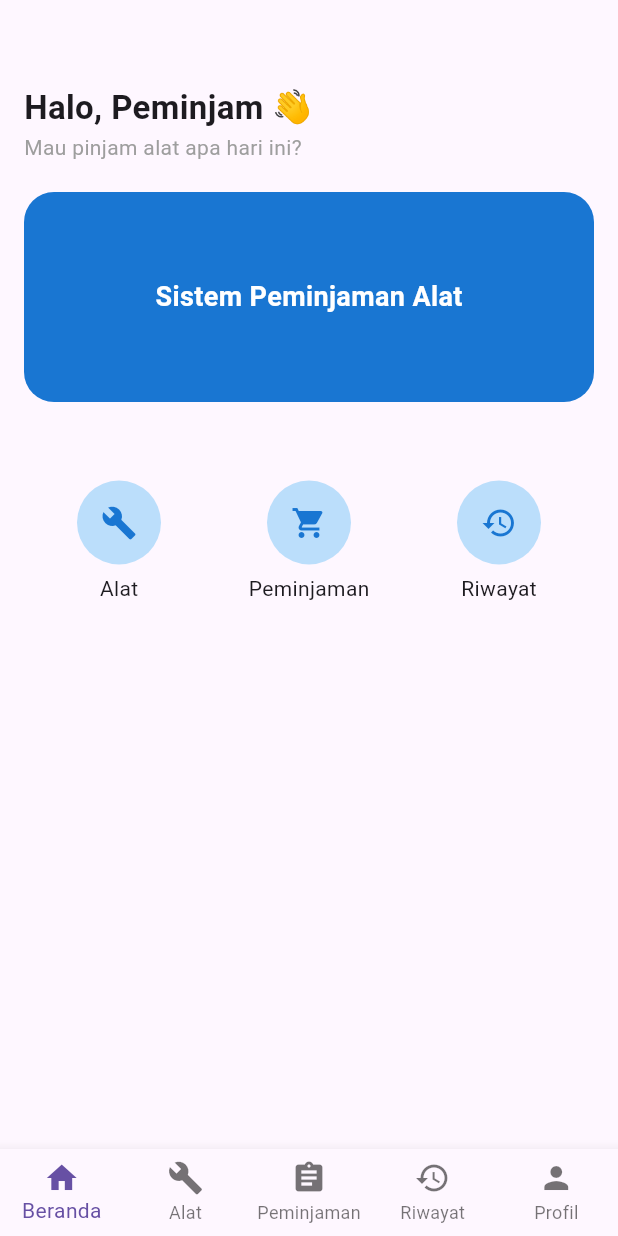
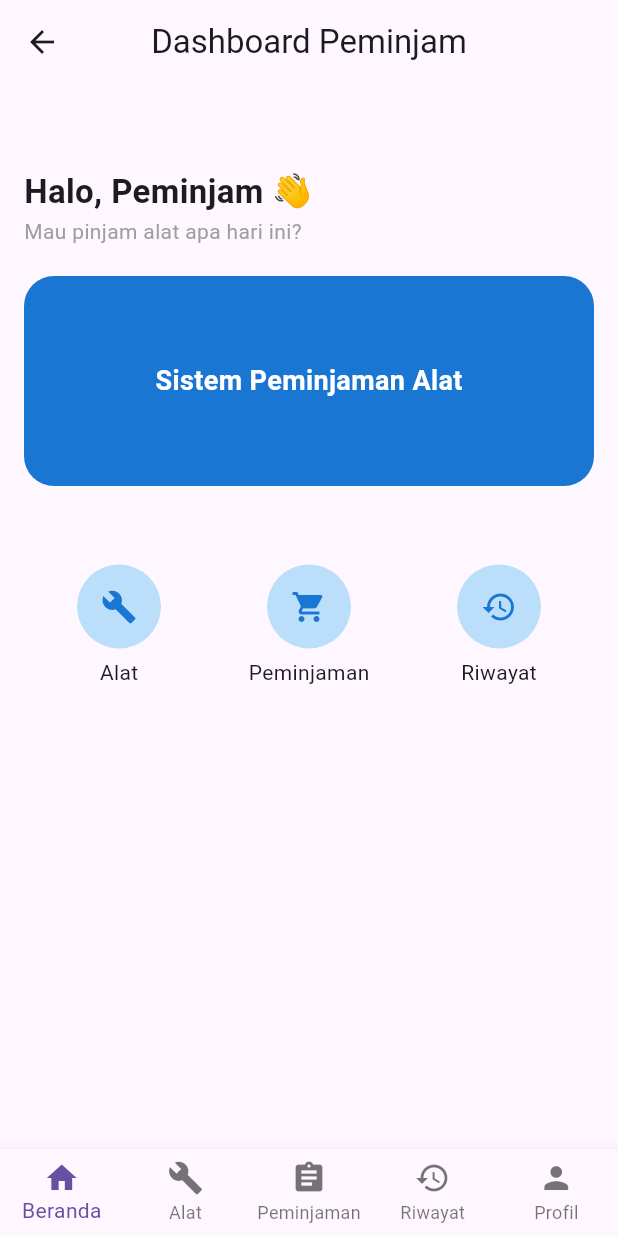
Before and after one commit to devinaputria/peminjaman_ukk, a Flutter app: the PeminjamDashboard screen opened directly, on a phone screen of 412 x 824 dp. Run offline on Flutter 3.47's test engine with Material 3 defaults, Android fonts, the light colour scheme and no system bars; our stand-ins replace supabase_flutter; accounts and stored records are empty.

Commit message:
Update di PC

```diff
--- a/lib/auth/login_page.dart
+++ b/lib/auth/login_page.dart
@@ -1,4 +1,6 @@
 import 'package:flutter/material.dart';
+import 'package:peminjaman/screens/peminjam_beranda_page.dart';
+import 'package:peminjaman/screens/petugas_beranda_page.dart';
 import 'package:supabase_flutter/supabase_flutter.dart';
 
 import '../screens/admin_dashboard.dart';
@@ -57,12 +59,12 @@ class _LoginPageState extends State<LoginPage> {
       } else if (role == 'petugas') {
         Navigator.pushReplacement(
           context,
-          MaterialPageRoute(builder: (_) => const PetugasDashboard()),
+          MaterialPageRoute(builder: (_) => const PetugasBerandaPage()),
         );
       } else if (role == 'peminjam') {
         Navigator.pushReplacement(
           context,
-          MaterialPageRoute(builder: (_) => const PeminjamDashboard()),
+          MaterialPageRoute(builder: (_) => const PeminjamBerandaPage()),
         );
       } else {
         throw 'Role tidak dikenali';
--- a/lib/routes/app_routes.dart
+++ b/lib/routes/app_routes.dart
@@ -1,7 +1,9 @@
 import 'package:flutter/material.dart';
 import 'package:peminjaman/screens/peminjam_alat_page.dart';
+import 'package:peminjaman/screens/peminjam_beranda_page.dart';
 import 'package:peminjaman/screens/peminjam_dashboard.dart';
 import 'package:peminjaman/screens/peminjam_detail_profil_page.dart';
+import 'package:peminjaman/screens/petugas_beranda_page.dart';
 import 'package:peminjaman/screens/petugas_dashboard.dart';
 import '../auth/login_page.dart';
 import '../screens/admin_dashboard.dart';
@@ -17,8 +19,8 @@ class AppRoutes {
   static Map<String, WidgetBuilder> routes = {
     login: (_) => const LoginPage(),
     admin: (_) => const AdminDashboard(),
-    petugas: (_) => const PetugasDashboard(),
-    peminjam: (_) => const PeminjamDashboard(),
+    petugas: (_) => const PetugasBerandaPage(),
+    peminjam: (_) => const PeminjamBerandaPage(),
     alat: (_) => const AlatPage(),
     profilDetail: (_) => const PeminjamProfilDetailPage(),
   };
--- a/lib/screens/peminjam_dashboard.dart
+++ b/lib/screens/peminjam_dashboard.dart
@@ -1,8 +1,8 @@
 import 'package:flutter/material.dart';
+import 'peminjam_riwayat_page.dart';
 import 'peminjam_beranda_page.dart';
 import 'peminjam_alat_page.dart';
 import 'peminjam_peminjaman_page.dart';
-import 'peminjam_riwayat_page.dart';
 import 'peminjam_profil_page.dart';
 
 class PeminjamDashboard extends StatefulWidget {
@@ -15,49 +15,39 @@ class PeminjamDashboard extends StatefulWidget {
 class _PeminjamDashboardState extends State<PeminjamDashboard> {
   int _currentIndex = 0;
 
+  // ❌ Jangan pakai const agar perubahan terlihat
   final List<Widget> _screens = [
-    const PeminjamBerandaPage(),
-    const AlatPage(),
-    const PeminjamanPage(),
-    const RiwayatPage(),
-    const PeminjamProfilPage(),
+    PeminjamBerandaPage(),
+    AlatPage(),
+    PeminjamanPage(),
+    PeminjamRiwayatPage(),
+    PeminjamProfilPage(),
   ];
-
 
   @override
   Widget build(BuildContext context) {
     return Scaffold(
-      body: IndexedStack(
-        index: _currentIndex,
-        children: _screens,
+      appBar: AppBar(
+        title: const Text('Dashboard Peminjam'),
+        centerTitle: true,
+      ),
+      body: SizedBox.expand(
+        child: IndexedStack(
+          index: _currentIndex,
+          children: _screens,
+        ),
       ),
       bottomNavigationBar: BottomNavigationBar(
         currentIndex: _currentIndex,
         type: BottomNavigationBarType.fixed,
-        onTap: (index) {
-          setState(() => _currentIndex = index);
-        },
+        onTap: (index) => setState(() => _currentIndex = index),
         items: const [
+          BottomNavigationBarItem(icon: Icon(Icons.home), label: 'Beranda'),
+          BottomNavigationBarItem(icon: Icon(Icons.build), label: 'Alat'),
           BottomNavigationBarItem(
-            icon: Icon(Icons.home),
-            label: 'Beranda',
-          ),
-          BottomNavigationBarItem(
-            icon: Icon(Icons.build),
-            label: 'Alat',
-          ),
-          BottomNavigationBarItem(
-            icon: Icon(Icons.assignment),
-            label: 'Peminjaman',
-          ),
-          BottomNavigationBarItem(
-            icon: Icon(Icons.history),
-            label: 'Riwayat',
-          ),
-          BottomNavigationBarItem(
-            icon: Icon(Icons.person),
-            label: 'Profil',
-          ),
+              icon: Icon(Icons.assignment), label: 'Peminjaman'),
+          BottomNavigationBarItem(icon: Icon(Icons.history), label: 'Riwayat'),
+          BottomNavigationBarItem(icon: Icon(Icons.person), label: 'Profil'),
         ],
       ),
     );
--- a/lib/screens/transaksi.dart
+++ b/lib/screens/transaksi.dart
@@ -1,7 +1,6 @@
 import 'package:flutter/material.dart';
 import 'admin_pengembalian.dart';
-import 'admin_peminjaman.dart'; // kalau kamu punya
-// atau halaman list peminjaman admin kamu
+import 'admin_peminjaman.dart';
 
 class TransaksiPage extends StatelessWidget {
   const TransaksiPage({super.key});
@@ -44,7 +43,6 @@ class TransaksiPage extends StatelessWidget {
                   context,
                   MaterialPageRoute(
                     builder: (_) => const AdminPengembalianPage(),
-                    // GANTI kalau halaman peminjaman beda
                   ),
                 );
               },
```
Also changed, not shown: lib/screens/peminjam_alat_page.dart (+2 -7 lines), lib/screens/petugas_beranda_page.dart (+136 -24 lines), lib/screens/petugas_dashboard.dart (+68 -69 lines).
